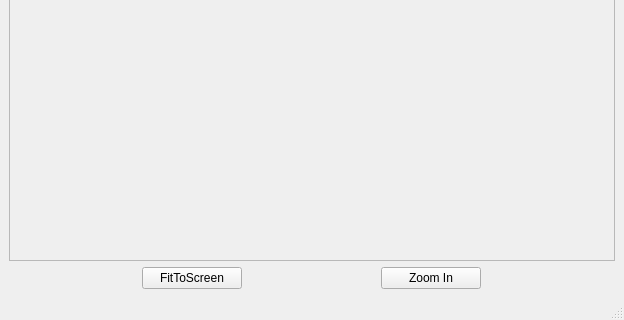
This is pyccd_plotter/Visualization/ui_image_viewer.ui in repository-preservation/lcmap-tap as Qt 5 draws it before an edit; both pictures show x 0 to 624 and y 353 to 673 of the 624 by 673 pixel window. The edited form follows.
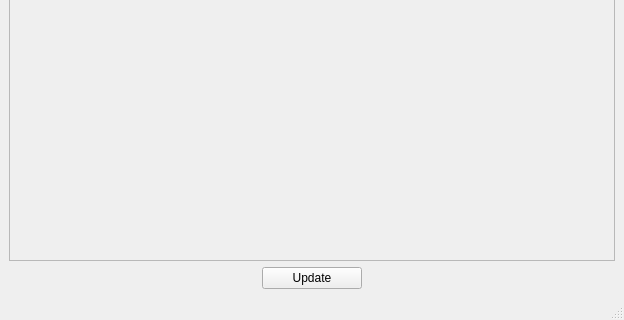
This is the edited form.

Commit message: Faster image load to QPixelMap

```diff
--- a/pyccd_plotter/Visualization/ui_image_viewer.ui
+++ b/pyccd_plotter/Visualization/ui_image_viewer.ui
@@ -49,26 +49,7 @@
          </size>
         </property>
         <property name="text">
-         <string>FitToScreen</string>
-        </property>
-       </widget>
-      </item>
-      <item>
-       <widget class="QPushButton" name="zoomin_button">
-        <property name="minimumSize">
-         <size>
-          <width>100</width>
-          <height>0</height>
-         </size>
-        </property>
-        <property name="maximumSize">
-         <size>
-          <width>100</width>
-          <height>16777215</height>
-         </size>
-        </property>
-        <property name="text">
-         <string>Zoom In</string>
+         <string>Update</string>
         </property>
        </widget>
       </item>
```
Left out of the diff: 27 changed lines with no effect on the pictures. The commit also changes 2 other files.
